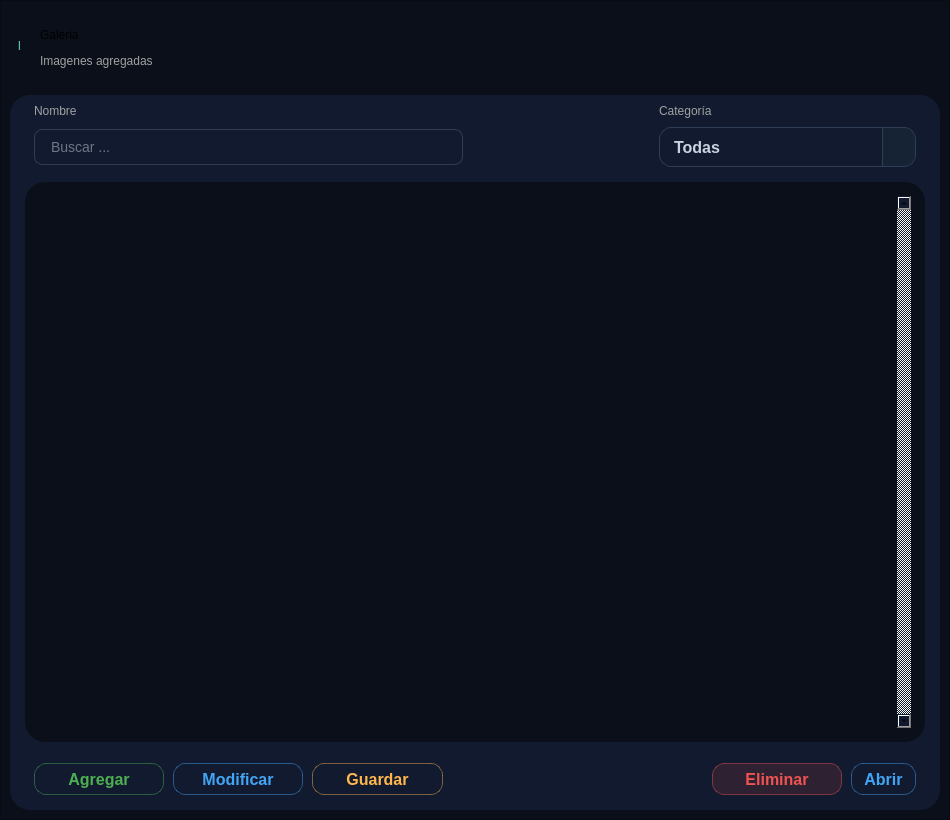
First picture: the form in ui/pages/Tfrm_Galeria.ui, repository DemonSlayer5768/BioImageOptimizer, before the edit.
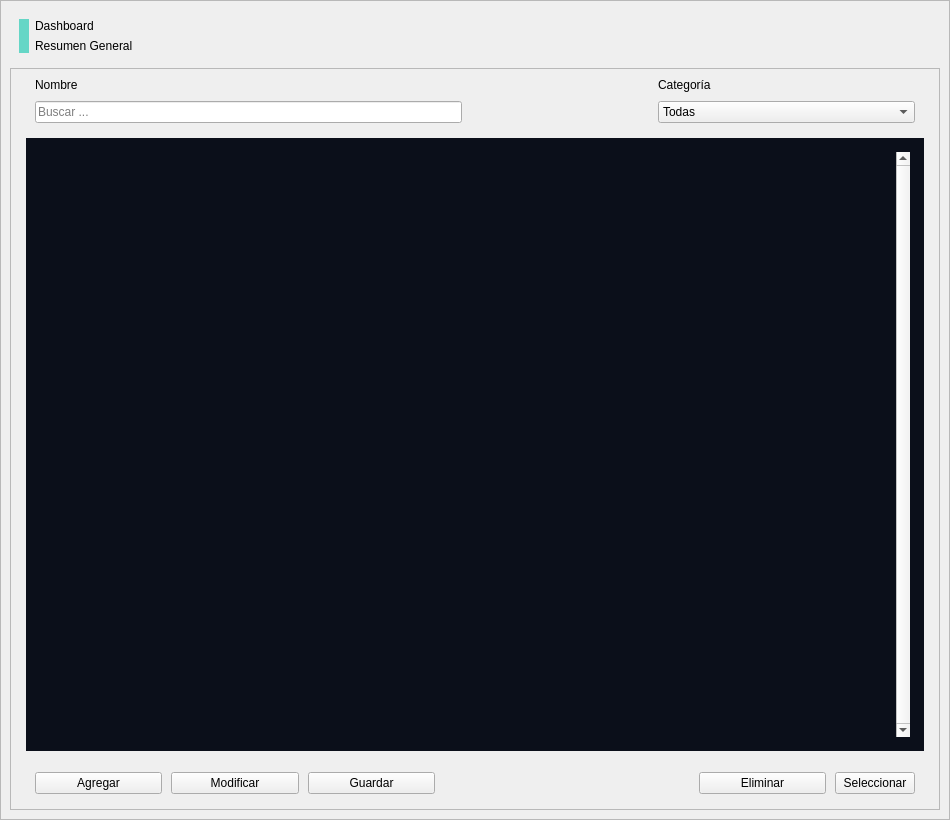
Second picture: the form after the edit. Icons and pictures are not drawn.

```diff
--- a/ui/pages/Tfrm_Galeria.ui
+++ b/ui/pages/Tfrm_Galeria.ui
@@ -56,7 +56,7 @@
       </size>
      </property>
      <property name="styleSheet">
-      <string notr="true">background-color: rgb(11, 15, 26);</string>
+      <string notr="true"/>
      </property>
      <property name="frameShape">
       <enum>QFrame::Shape::StyledPanel</enum>
@@ -64,21 +64,12 @@
      <property name="frameShadow">
       <enum>QFrame::Shadow::Raised</enum>
      </property>
-     <layout class="QVBoxLayout" name="verticalLayout_9" stretch="1,9">
-      <property name="leftMargin">
-       <number>9</number>
-      </property>
-      <property name="topMargin">
-       <number>9</number>
-      </property>
-      <property name="rightMargin">
-       <number>9</number>
-      </property>
-      <property name="bottomMargin">
-       <number>9</number>
-      </property>
+     <property name="cssClass" stdset="0">
+      <string>Background</string>
+     </property>
+     <layout class="QVBoxLayout" name="verticalLayout">
       <item>
-       <widget class="QFrame" name="frame_head">
+       <widget class="QFrame" name="Panel_Head">
         <property name="maximumSize">
          <size>
           <width>16777215</width>
@@ -88,69 +79,75 @@
         <property name="toolTip">
          <string/>
         </property>
+        <property name="layoutDirection">
+         <enum>Qt::LayoutDirection::LeftToRight</enum>
+        </property>
         <property name="frameShape">
          <enum>QFrame::Shape::NoFrame</enum>
         </property>
         <property name="frameShadow">
          <enum>QFrame::Shadow::Raised</enum>
         </property>
-        <widget class="QLabel" name="lb_page">
-         <property name="geometry">
-          <rect>
-           <x>30</x>
-           <y>10</y>
-           <width>151</width>
-           <height>30</height>
-          </rect>
-         </property>
-         <property name="styleSheet">
-          <string notr="true">font: 700 20pt &quot;Arial&quot;;</string>
-         </property>
-         <property name="text">
-          <string>Galeria</string>
-         </property>
-        </widget>
-        <widget class="QLabel" name="lb_descripcion">
-         <property name="geometry">
-          <rect>
-           <x>30</x>
-           <y>40</y>
-           <width>171</width>
-           <height>21</height>
-          </rect>
-         </property>
-         <property name="styleSheet">
-          <string notr="true">font: 12pt &quot;Arial&quot;;
-color: rgb(161, 161, 161);</string>
-         </property>
-         <property name="text">
-          <string>Imagenes agregadas</string>
-         </property>
-        </widget>
-        <widget class="QLabel" name="Line">
-         <property name="geometry">
-          <rect>
-           <x>8</x>
-           <y>11</y>
-           <width>21</width>
-           <height>50</height>
-          </rect>
-         </property>
-         <property name="styleSheet">
-          <string notr="true">color : rgb(101, 214, 198);
-font: 72pt &quot;Segoe UI&quot;;</string>
-         </property>
-         <property name="text">
-          <string>l</string>
-         </property>
-        </widget>
+        <property name="cssClass" stdset="0">
+         <string>Surface</string>
+        </property>
+        <layout class="QHBoxLayout" name="horizontalLayout_5">
+         <item>
+          <widget class="QFrame" name="Separator">
+           <property name="maximumSize">
+            <size>
+             <width>10</width>
+             <height>16777215</height>
+            </size>
+           </property>
+           <property name="styleSheet">
+            <string notr="true">background-color : rgb(101, 214, 198);</string>
+           </property>
+           <property name="frameShape">
+            <enum>QFrame::Shape::NoFrame</enum>
+           </property>
+           <property name="frameShadow">
+            <enum>QFrame::Shadow::Plain</enum>
+           </property>
+          </widget>
+         </item>
+         <item>
+          <layout class="QVBoxLayout" name="Layout_vertical">
+           <item>
+            <widget class="QLabel" name="lb_titulo">
+             <property name="styleSheet">
+              <string notr="true"/>
+             </property>
+             <property name="text">
+              <string>Dashboard</string>
+             </property>
+             <property name="cssClass" stdset="0">
+              <string>Tittle</string>
+             </property>
+            </widget>
+           </item>
+           <item>
+            <widget class="QLabel" name="lb_descripcion">
+             <property name="styleSheet">
+              <string notr="true"/>
+             </property>
+             <property name="text">
+              <string>Resumen General</string>
+             </property>
+             <property name="cssClass" stdset="0">
+              <string>Description</string>
+             </property>
+            </widget>
+           </item>
+          </layout>
+         </item>
+        </layout>
        </widget>
       </item>
       <item>
-       <widget class="QFrame" name="frame_body">
+       <widget class="QFrame" name="Card_body">
         <property name="styleSheet">
-         <string notr="true">background-color: rgb(17, 26, 46);
-border-radius: 20px;</string>
+         <string notr="true"/>
         </property>
         <property name="frameShape">
          <enum>QFrame::Shape::StyledPanel</enum>
@@ -197,31 +194,7 @@
               <enum>Qt::LayoutDirection::LeftToRight</enum>
              </property>
              <property name="styleSheet">
-              <string notr="true">
-QLineEdit#lineEdit_buscar {
-    background-color: #111a2e;
-    border: 1px solid #2f3e56;
-    border-radius: 8px;
-    padding: 8px 14px;
-    color: #c8d3e0;
-    font-size: 14px;
-    selection-background-color: #65D6C6;
-    selection-color: #0b0f1a;
-}
-
-QLineEdit#lineEdit_buscar:hover {
-    border: 1px solid #3a506b;
-}
-
-QLineEdit#lineEdit_buscar:focus {
-    border: 1px solid #65D6C6;
-    background-color: #1b2a41;
-}
-
-QLineEdit#lineEdit_buscar::placeholder {
-    color: #2f3e56;
-}
-</string>
+              <string notr="true"/>
              </property>
              <property name="text">
               <string/>
@@ -237,8 +210,7 @@
            <item row="1" column="2">
             <widget class="QLabel" name="label">
              <property name="styleSheet">
-              <string notr="true">font: 12pt &quot;Arial&quot;;
-color: rgb(161, 161, 161);</string>
+              <string notr="true"/>
              </property>
              <property name="text">
               <string>Nombre </string>
@@ -254,73 +226,7 @@
               <enum>Qt::LayoutDirection::LeftToRight</enum>
              </property>
              <property name="styleSheet">
-              <string notr="true">/* ===== QComboBox mejorado ===== */
-QComboBox {
-    border: 1px solid #2f3e56;
-    border-radius: 12px;
-    color: #c8d3e0;
-    font-size: 16px;
-    font-weight: 500;
-    padding: 6px 36px 6px 14px;   /* espacio a la derecha para la flecha */
-    min-height: 26px;
-}
-
-QComboBox:hover {
-    border: 1px solid #3a506b;
-    background-color: #16223a;
-}
-
-QComboBox:disabled {
-    background-color: #0d1422;
-    border: 1px solid #1e2a3d;
-    color: #4a5a70;
-}
-
-/* --- Zona del desplegable (flecha) --- */
-QComboBox::drop-down {
-    subcontrol-origin: padding;
-    subcontrol-position: top right;
-    width: 32px;
-    border: none;
-    border-left: 1px solid #2f3e56;   /* separador sutil */
-    border-top-right-radius: 12px;
-    border-bottom-right-radius: 12px;
-    background-color: rgba(101, 214, 198, 0.05);
-}
-QComboBox::down-arrow {
-    image: url(&quot;D:/Git/BioImageOptimizer/resources/Icons/Icons_aqua/chevron_down.png&quot;);
-    width: 16px;
-    height: 16px;
-}
-
-QComboBox::down-arrow:on {
-    image: url(&quot;D:/Git/BioImageOptimizer/resources/Icons/Icons_aqua/chevron_down.png&quot;);
-}
-
-QComboBox::down-arrow:disabled {
-    image: none;
-}
-
-/* --- Lista desplegable --- */
-QComboBox QAbstractItemView {
-    show-decoration-selected: 1;
-    selection-background-color: rgba(101, 214, 198, 0.20);
-    selection-color: #65D6C6;
-}
-
-QComboBox QAbstractItemView::item {
-    min-height: 30px;
-    padding: 7px 12px;
-    border-radius: 6px;
-}
-
-QComboBox QAbstractItemView::item:hover {
-    background-color: rgba(101, 214, 198, 0.15);
-    color: #65D6C6;
-}
-
-
-</string>
+              <string notr="true"/>
              </property>
              <property name="editable">
               <bool>false</bool>
@@ -354,8 +260,7 @@
            <item row="1" column="0">
             <widget class="QLabel" name="label_2">
              <property name="styleSheet">
-              <string notr="true">font: 12pt &quot;Arial&quot;;
-color: rgb(161, 161, 161);</string>
+              <string notr="true"/>
              </property>
              <property name="text">
               <string>Categoría</string>
@@ -373,7 +278,7 @@
             <string notr="true">/* GALERÍA */
 
 /* ===================== GALERÍA ===================== */
-QListWidget#listWidget_imagenes {
+QListWidget {
     background-color: #0b0f1a;
     border: none;
     outline: none;
@@ -382,7 +287,7 @@
 }
 
 /* ===================== ITEMS ===================== */
-QListWidget#listWidget_imagenes::item {
+QListWidget::item {
     background-color: transparent;
     border: none;
     border-radius: 12px;
@@ -394,7 +299,7 @@
     background-color: transparent;
 }
 
-QListWidget#listWidget_imagenes::item:selected {
+QListWidget::item:selected {
     background-color: transparent;
     border: none;
 }
@@ -468,34 +373,10 @@
               <enum>Qt::LayoutDirection::RightToLeft</enum>
              </property>
              <property name="styleSheet">
-              <string notr="true">QPushButton#btn_abrir {
-    background-color: transparent;
-    border: 1px solid rgba(66, 165, 245, 0.45);
-    border-radius: 12px;
-    color: #42A5F5;
-    font-size: 16px;
-    font-weight: 500;
-    padding: 4px 12px;
-    min-height: 22px;
-
-}
-QPushButton#btn_abrir:hover {
-    background-color: rgba(66, 165, 245, 0.25);
-    border: 1px solid #42A5F5;
-}
-QPushButton#btn_abrir:pressed {
-    background-color: #1E88E5;
-    color: #ffffff;
-}
-
-</string>
+              <string notr="true"/>
              </property>
              <property name="text">
-              <string>Abrir</string>
-             </property>
-             <property name="icon">
-              <iconset>
-               <normaloff>../../resources/Icons/Icons_azules/Verify.png</normaloff>../../resources/Icons/Icons_azules/Verify.png</iconset>
+              <string>Seleccionar</string>
              </property>
              <property name="iconSize">
               <size>
@@ -517,24 +398,7 @@
               <enum>Qt::LayoutDirection::RightToLeft</enum>
              </property>
              <property name="styleSheet">
-              <string notr="true">QPushButton#btn_eliminar {
-    background-color: rgba(239, 83, 80, 0.13);
-    border: 1px solid rgba(239, 83, 80, 0.45);
-    border-radius: 12px;
-    color: #EF5350;
-    font-size: 16px;
-    font-weight: 500;
-    padding: 4px 12px;
-    min-height: 22px;
-}
-QPushButton#btn_eliminar:hover {
-    background-color: rgba(239, 83, 80, 0.25);
-    border: 1px solid #EF5350;
-}
-QPushButton#btn_eliminar:pressed {
-    background-color: #C62828;
-    color: #ffffff;
-}</string>
+              <string notr="true"/>
              </property>
              <property name="text">
               <string>Eliminar</string>
@@ -576,28 +440,7 @@
               <enum>Qt::LayoutDirection::RightToLeft</enum>
              </property>
              <property name="styleSheet">
-              <string notr="true">QPushButton#btn_guardar{
-    border: 1px solid rgba(255, 183, 77, 0.45);
-    border-radius: 12px;
-    color: #FFB74D;
-    font-size: 16px;
-    font-weight: 500;
-    padding: 4px 12px;
-    min-height: 22px;
-}
-QPushButton#btn_guardar:hover {
-    background-color: rgba(255, 183, 77, 0.25);
-    border: 1px solid #FFB74D;
-}
-QPushButton#btn_guardar:pressed {
-    background-color: #F57C00;
-    color: #ffffff;
-}
-QPushButton#btn_guardar:disabled {
-    background-color: rgba(47, 62, 86, 0.35);
-    border: 1px solid rgba(47, 62, 86, 0.6);
-    color: #64748b;
-}</string>
+              <string notr="true"/>
              </property>
              <property name="text">
               <string>Guardar</string>
@@ -623,26 +466,7 @@
               <enum>Qt::LayoutDirection::RightToLeft</enum>
              </property>
              <property name="styleSheet">
-              <string notr="true">QPushButton#btn_modificar {
-    background-color: transparent;
-    border: 1px solid rgba(66, 165, 245, 0.45);
-    border-radius: 12px;
-    color: #42A5F5;
-    font-size: 16px;
-    font-weight: 500;
-    padding: 4px 12px;
-    min-height: 22px;
-}
-QPushButton#btn_modificar:hover {
-    background-color: rgba(66, 165, 245, 0.25);
-    border: 1px solid #42A5F5;
-}
-QPushButton#btn_modificar:pressed {
-    background-color: #1E88E5;
-    color: #ffffff;
-}
-
-</string>
+              <string notr="true"/>
              </property>
              <property name="text">
               <string>Modificar</string>
@@ -671,30 +495,7 @@
               <enum>Qt::LayoutDirection::RightToLeft</enum>
              </property>
              <property name="styleSheet">
-              <string notr="true">QPushButton#btn_agregar {
-    background-color: transparent;
-    border: 1px solid rgba(76, 175, 80, 0.45);
-    border-radius: 12px;
-    color: #4CAF50;
-    font-size: 16px;
-    font-weight: 500;
-    padding: 4px 12px;
-    min-height: 22px;
-}
-QPushButton#btn_agregar:hover {
-    background-color: rgba(76, 175, 80, 0.25);
-    border: 1px solid #4CAF50;
-}
-QPushButton#btn_agregar:pressed {
-    background-color: #388E3C;
-    color: #ffffff;
-}
-QPushButton#btn_agregar:disabled {
-    background-color: rgba(47, 62, 86, 0.35);
-    border: 1px solid rgba(47, 62, 86, 0.6);
-    color: #64748b;
-}
-</string>
+              <string notr="true"/>
              </property>
              <property name="text">
               <string>Agregar</string>
```
Left out of the diff: 35 changed lines with no effect on the pictures.
